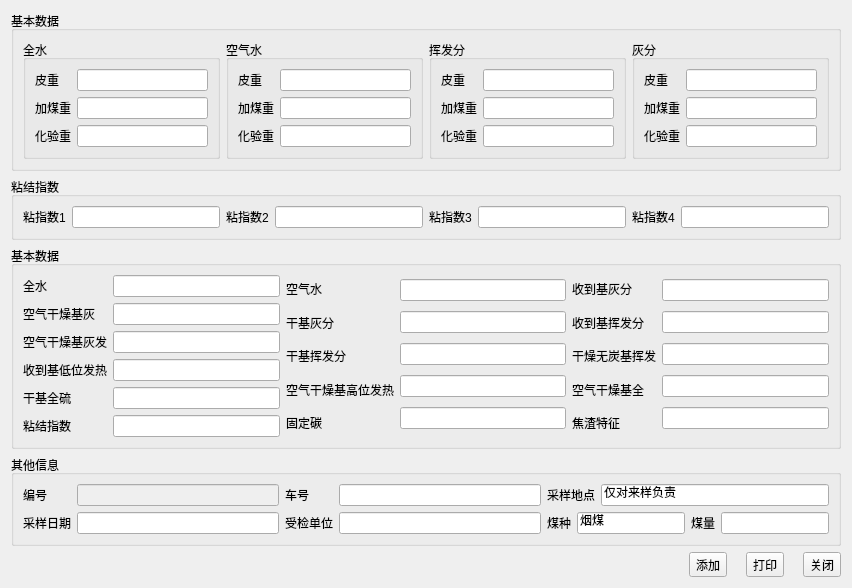
Above: dialog_add.ui from xiaowei0312/coal_detection before the change. Below: the same form after it.
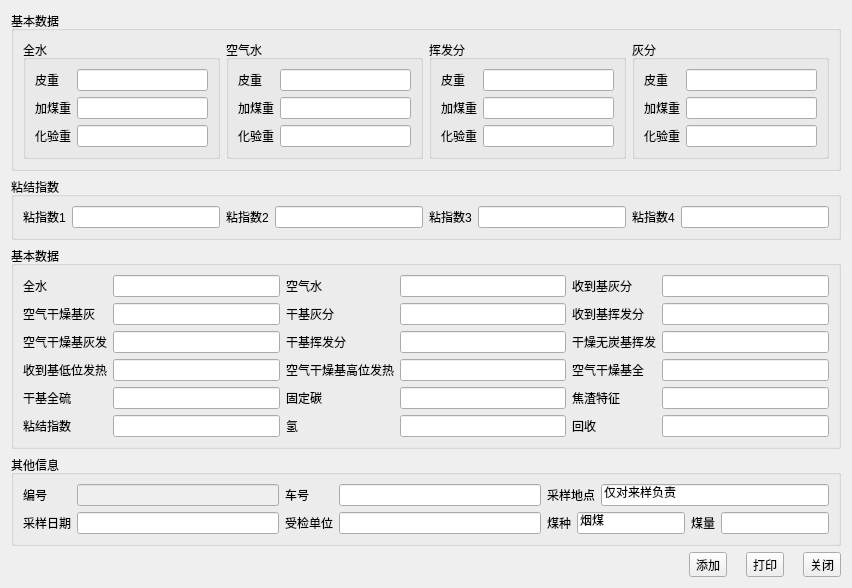
That is the form after the change. Icons and pictures are not drawn.

What changed in the file:
```diff
--- a/dialog_add.ui
+++ b/dialog_add.ui
@@ -13,7 +13,7 @@
   <property name="windowTitle">
    <string>煤质添加</string>
   </property>
-  <layout class="QVBoxLayout" name="verticalLayout_22">
+  <layout class="QVBoxLayout" name="verticalLayout_15">
    <item>
     <widget class="QGroupBox" name="groupBox_0">
      <property name="title">
@@ -351,7 +351,7 @@
        </layout>
       </item>
       <item>
-       <layout class="QVBoxLayout" name="verticalLayout_13">
+       <layout class="QVBoxLayout" name="verticalLayout_7">
         <item>
          <widget class="QLabel" name="label_25">
           <property name="text">
@@ -387,10 +387,17 @@
           </property>
          </widget>
         </item>
+        <item>
+         <widget class="QLabel" name="label_10">
+          <property name="text">
+           <string>氢</string>
+          </property>
+         </widget>
+        </item>
        </layout>
       </item>
       <item>
-       <layout class="QVBoxLayout" name="verticalLayout_14">
+       <layout class="QVBoxLayout" name="verticalLayout_8">
         <item>
          <widget class="QLineEdit" name="lineEdit_210"/>
         </item>
@@ -406,10 +413,13 @@
         <item>
          <widget class="QLineEdit" name="lineEdit_214"/>
         </item>
+        <item>
+         <widget class="QLineEdit" name="lineEdit_215"/>
+        </item>
        </layout>
       </item>
       <item>
-       <layout class="QVBoxLayout" name="verticalLayout_15">
+       <layout class="QVBoxLayout" name="verticalLayout_14">
         <item>
          <widget class="QLabel" name="label_31">
           <property name="text">
@@ -445,10 +455,17 @@
           </property>
          </widget>
         </item>
+        <item>
+         <widget class="QLabel" name="label_11">
+          <property name="text">
+           <string>回收</string>
+          </property>
+         </widget>
+        </item>
        </layout>
       </item>
       <item>
-       <layout class="QVBoxLayout" name="verticalLayout_16">
+       <layout class="QVBoxLayout" name="verticalLayout_13">
         <item>
          <widget class="QLineEdit" name="lineEdit_220"/>
         </item>
@@ -464,6 +481,9 @@
         <item>
          <widget class="QLineEdit" name="lineEdit_224"/>
         </item>
+        <item>
+         <widget class="QLineEdit" name="lineEdit_225"/>
+        </item>
        </layout>
       </item>
      </layout>
```
Left out of the diff: 2 changed lines with no effect on the pictures.
